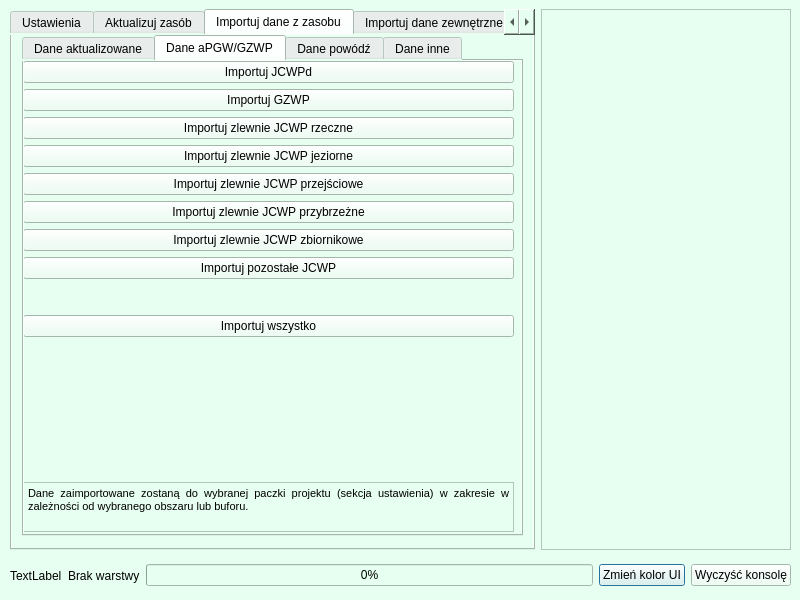
Old version of the form bober_os_dialog_base.ui in the repository pankonduktortoja/BoberOS.
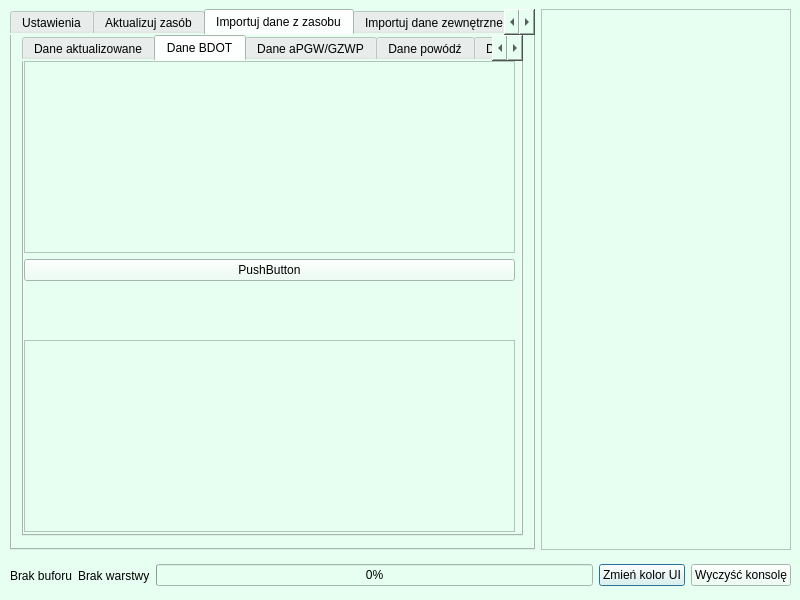
New version of the form. The open tabs and pages were chosen to show the change. Custom widgets are drawn as their Qt base class.

Commit message: significant import functions optimization

Diff of the .ui file:
```diff
--- a/bober_os_dialog_base.ui
+++ b/bober_os_dialog_base.ui
@@ -54,7 +54,7 @@
     <item>
      <widget class="QLabel" name="labelBuffer">
       <property name="text">
-       <string>TextLabel</string>
+       <string>Brak buforu</string>
       </property>
      </widget>
     </item>
@@ -567,6 +567,49 @@
           </layout>
          </widget>
         </widget>
+        <widget class="QWidget" name="tab_2">
+         <attribute name="title">
+          <string>Dane BDOT</string>
+         </attribute>
+         <widget class="QWidget" name="verticalLayoutWidget_8">
+          <property name="geometry">
+           <rect>
+            <x>0</x>
+            <y>0</y>
+            <width>491</width>
+            <height>471</height>
+           </rect>
+          </property>
+          <layout class="QVBoxLayout" name="verticalLayout_10">
+           <item>
+            <widget class="QTableWidget" name="tableWidget"/>
+           </item>
+           <item>
+            <widget class="QPushButton" name="pushButton">
+             <property name="text">
+              <string>PushButton</string>
+             </property>
+            </widget>
+           </item>
+           <item>
+            <spacer name="verticalSpacer_18">
+             <property name="orientation">
+              <enum>Qt::Vertical</enum>
+             </property>
+             <property name="sizeHint" stdset="0">
+              <size>
+               <width>20</width>
+               <height>40</height>
+              </size>
+             </property>
+            </spacer>
+           </item>
+           <item>
+            <widget class="QTextBrowser" name="textBrowser_12"/>
+           </item>
+          </layout>
+         </widget>
+        </widget>
         <widget class="QWidget" name="tab_15">
          <attribute name="title">
           <string>Dane aPGW/GZWP</string>
```
Left out of the diff: 46 changed lines with no effect on the pictures. The commit also changes 2 other files.
